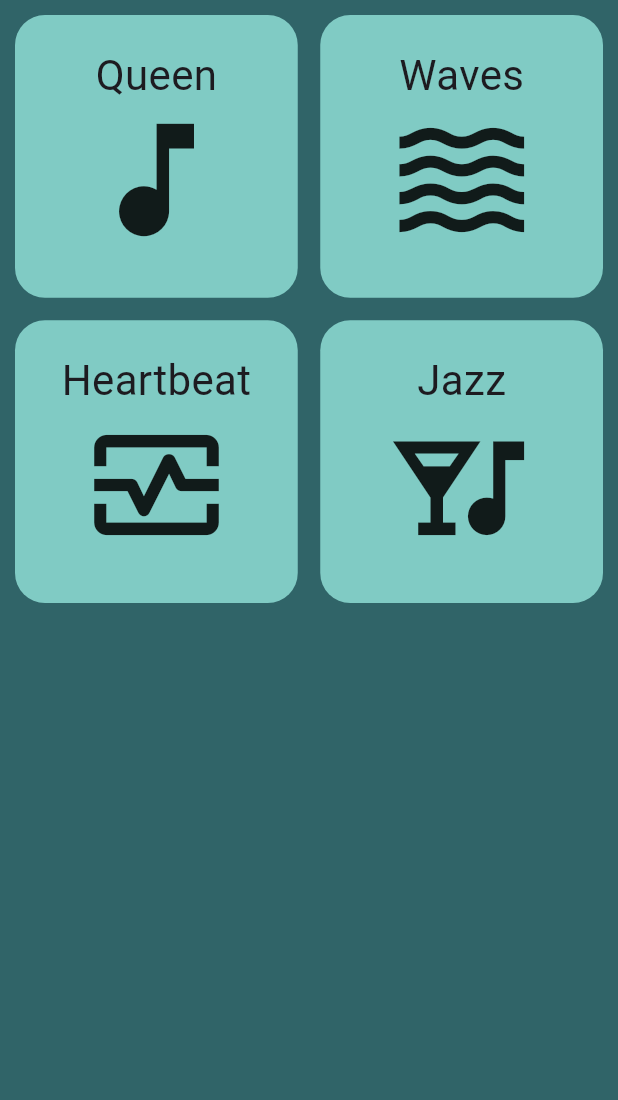
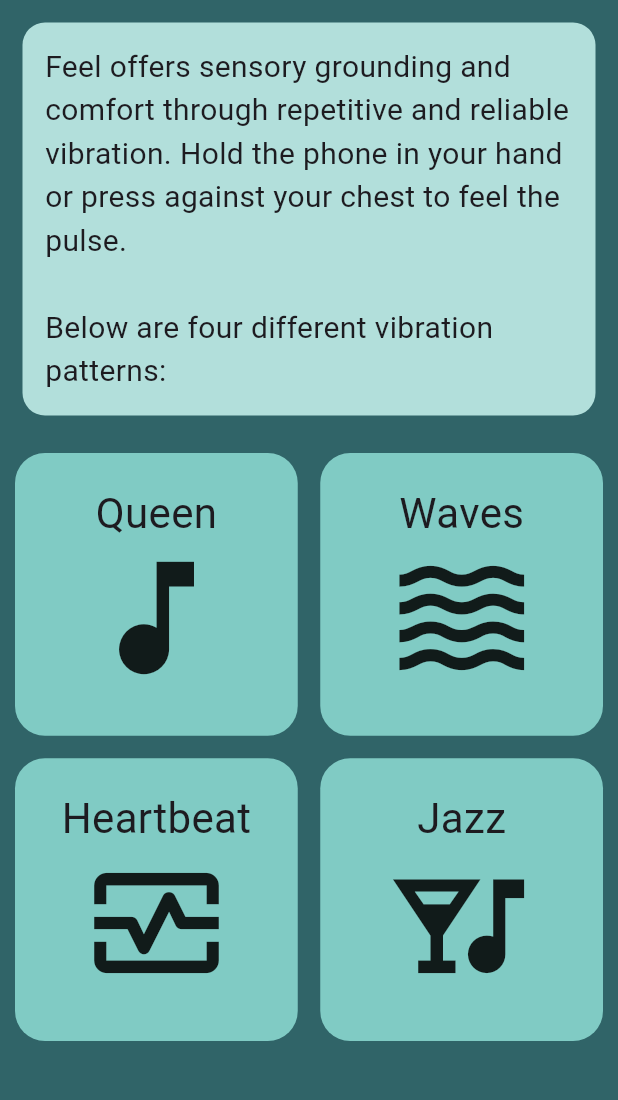
Before and after one commit to b-a-hanley/AnchoredMind, a Flutter app: the FeelListPage screen opened directly, on a phone screen of 412 x 824 dp, the part 84-1184 px from its top. Run offline on Flutter 3.47's test engine with Material 3 defaults, Android fonts, the phone set to English and light mode, and no system bars; our stand-ins replace audioplayers, fl_chart, flick_video_player, flutter_blue_plus, flutter_dotenv, objectbox and 3 more; missing offline and left inert: encrypt, fancy_password_field, flutter_reactive_ble; generated files the repository leaves out were written again; statements that could not run were skipped.

Commit message:
feel instruction added

```diff
--- a/frontend/lib/pages/feel_list_page.dart
+++ b/frontend/lib/pages/feel_list_page.dart
@@ -30,7 +30,25 @@ class FeelListPageState extends State<FeelListPage> {
     return Scaffold(
       backgroundColor: MyColours.backgroundGreen,
       appBar: MyAppBar(name: AppLocalizations.of(context)!.feel, context),
-      body: GridView.count(
+      body:
+        Column(
+          children: [
+            Container(
+              margin: EdgeInsets.all(15),
+              padding: EdgeInsets.all(15),
+              decoration: BoxDecoration(
+                color: MyColours.lightTeal,
+                borderRadius: BorderRadius.circular(15),
+              ),
+              child: Column(
+                children: [
+                  Text("Feel offers sensory grounding and comfort through repetitive and reliable vibration. Hold the phone in your hand or press against your chest to feel the pulse.\n", style: TextStyle(fontSize: 20)),
+                  Text("Below are four different vibration patterns:", style: TextStyle(fontSize: 20)),
+                ],
+              ),
+            ),
+            Expanded(
+              child: GridView.count(
                 primary: false,
                 padding: const EdgeInsets.all(10),
                 crossAxisSpacing: 15,
@@ -91,6 +109,9 @@ class FeelListPageState extends State<FeelListPage> {
                   ),
                 ],
               ),
+            ),
+          ],
+        )
     );
   }
 }
```
Lines whose indentation alone changed are shown as unchanged.
